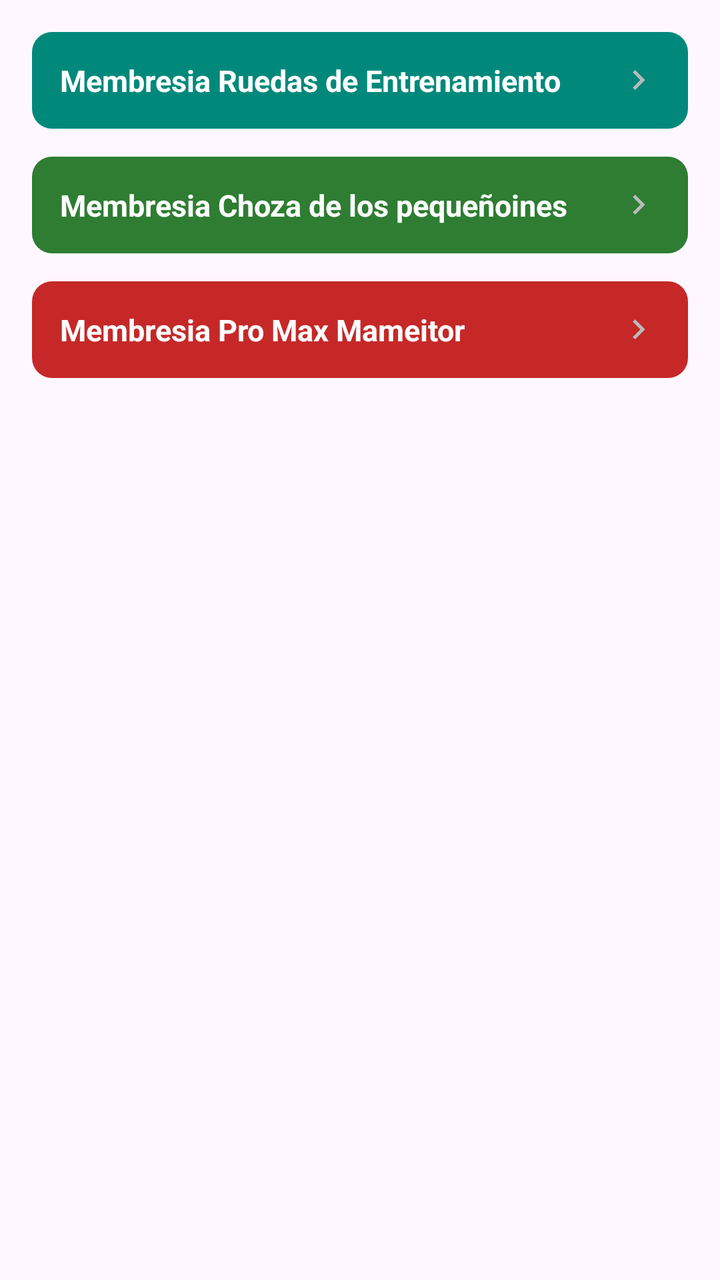
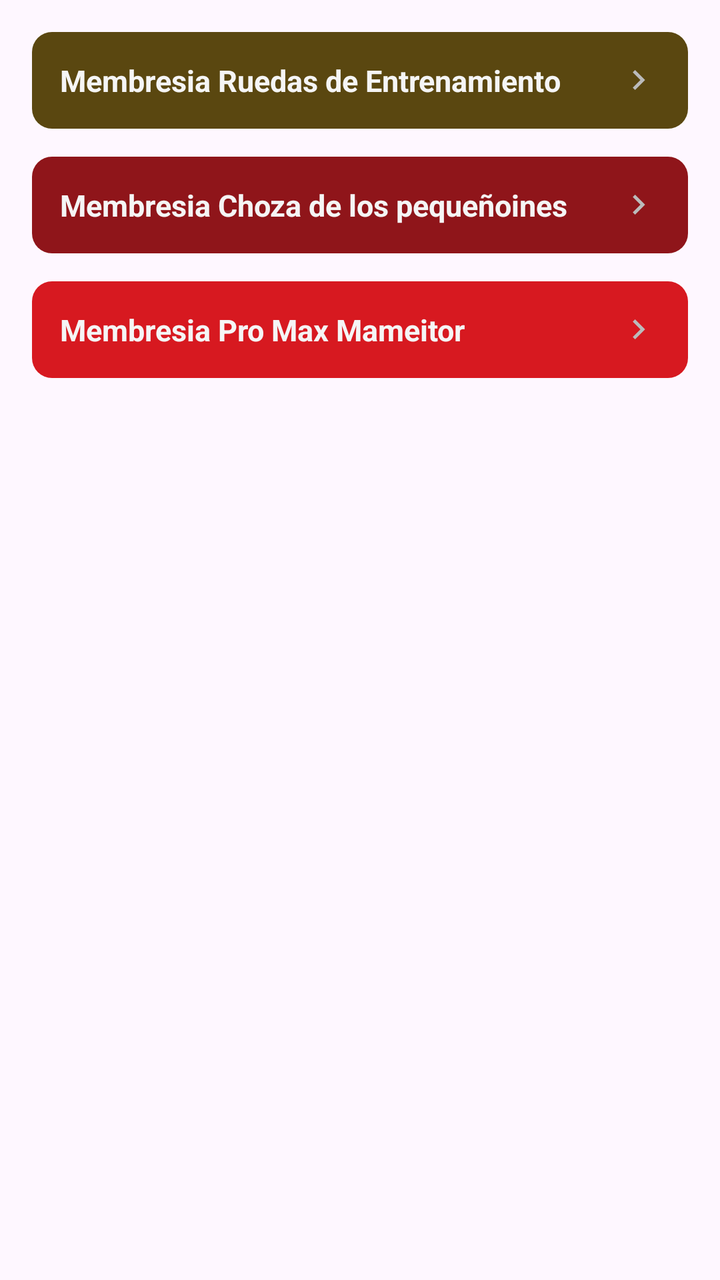

Before-and-after screenshots of an Android layout around one commit, followed by the original layout XML and the change that was made.
<!-- AndroidManifest.xml: application theme Theme.AppGYM -->
<!-- res/layout/membresias.xml -->
<?xml version="1.0" encoding="utf-8"?>
<androidx.constraintlayout.widget.ConstraintLayout xmlns:android="http://schemas.android.com/apk/res/android"
    xmlns:app="http://schemas.android.com/apk/res-auto"
    xmlns:tools="http://schemas.android.com/tools"
    android:id="@+id/main"
    android:layout_width="match_parent"
    android:layout_height="match_parent"
    tools:context=".Membresia">

    <ScrollView
        android:layout_width="match_parent"
        android:layout_height="match_parent">

        <LinearLayout
            android:layout_width="match_parent"
            android:layout_height="wrap_content"
            android:orientation="vertical"
            android:padding="16dp">

            
            
            
            <LinearLayout
                android:id="@+id/header_plan1"
                android:layout_width="match_parent"
                android:layout_height="wrap_content"
                android:orientation="horizontal"
                android:gravity="center_vertical"
                android:padding="14dp"
                android:background="@drawable/fondo_rueditas">

                <TextView
                    android:layout_width="0dp"
                    android:layout_height="wrap_content"
                    android:layout_weight="1"
                    android:text="Membresia Ruedas de Entrenamiento"
                    android:textColor="#FFFFFF"
                    android:textStyle="bold"
                    android:textSize="15sp"/>

                <ImageView
                    android:id="@+id/icono_flecha_plan1"
                    android:layout_width="20dp"
                    android:layout_height="20dp"
                    android:src="@drawable/ic_chevron_derecha"/>

            </LinearLayout>

            <LinearLayout
                android:id="@+id/body_plan1"
                android:layout_width="match_parent"
                android:layout_height="wrap_content"
                android:orientation="vertical"
                android:visibility="gone"
                android:padding="16dp">

                <TextView
                    android:layout_width="wrap_content"
                    android:layout_height="wrap_content"
                    android:text="Proxima Fecha de Renovacion: 21/01/2010"
                    android:textSize="14sp"
                    android:textColor="#000000"/>

                <View
                    android:layout_width="0dp"
                    android:layout_height="10dp"/>

                <TextView
                    android:layout_width="wrap_content"
                    android:layout_height="wrap_content"
                    android:text="Plan Actual: Premiun Pro Max Mameitor"
                    android:textSize="14sp"
                    android:textColor="#000000"/>

                <View
                    android:layout_width="0dp"
                    android:layout_height="14dp"/>

                <TextView
                    android:layout_width="wrap_content"
                    android:layout_height="wrap_content"
                    android:text="• Clases ilimitadas"
                    android:textSize="14sp"
                    android:textColor="#000000"/>

                <TextView
                    android:layout_width="wrap_content"
                    android:layout_height="wrap_content"
                    android:text="• Suplementos ilimitados"
                    android:textSize="14sp"
                    android:textColor="#000000"/>

                <View
                    android:layout_width="0dp"
                    android:layout_height="16dp"/>

                <LinearLayout
                    android:layout_width="wrap_content"
                    android:layout_height="wrap_content"
                    android:layout_gravity="center">

                    <TextView
                        android:layout_width="wrap_content"
                        android:layout_height="wrap_content"
                        android:text="Seleccionar Plan"
                        android:textColor="#FFFFFF"
                        android:textStyle="bold"
                        android:paddingStart="22dp"
                        android:paddingEnd="22dp"
                        android:paddingTop="10dp"
                        android:paddingBottom="10dp"
                        android:background="@drawable/fondo_rueditas"/>

                </LinearLayout>

            </LinearLayout>

            <View
                android:layout_width="0dp"
                android:layout_height="14dp"/>

            
            
            
            <LinearLayout
                android:id="@+id/header_plan2"
                android:layout_width="match_parent"
                android:layout_height="wrap_content"
                android:orientation="horizontal"
                android:gravity="center_vertical"
                android:padding="14dp"
                android:background="@drawable/fondo_choza">

                <TextView
                    android:layout_width="0dp"
                    android:layout_height="wrap_content"
                    android:layout_weight="1"
                    android:text="Membresia Choza de los pequeñoines"
                    android:textColor="#FFFFFF"
                    android:textStyle="bold"
                    android:textSize="15sp"/>

                <ImageView
                    android:id="@+id/icono_flecha_plan2"
                    android:layout_width="20dp"
                    android:layout_height="20dp"
                    android:src="@drawable/ic_chevron_derecha"/>

            </LinearLayout>

            <LinearLayout
                android:id="@+id/body_plan2"
                android:layout_width="match_parent"
                android:layout_height="wrap_content"
                android:orientation="vertical"
                android:visibility="gone"
                android:padding="16dp">

                <TextView
                    android:layout_width="wrap_content"
                    android:layout_height="wrap_content"
                    android:text="Proxima Fecha de Renovacion: 03/02/2010"
                    android:textSize="14sp"
                    android:textColor="#000000"/>

                <View
                    android:layout_width="0dp"
                    android:layout_height="10dp"/>

                <TextView
                    android:layout_width="wrap_content"
                    android:layout_height="wrap_content"
                    android:text="Plan Actual: Chosa de los pequeñoines"
                    android:textSize="14sp"
                    android:textColor="#000000"/>

                <View
                    android:layout_width="0dp"
                    android:layout_height="14dp"/>

                <TextView
                    android:layout_width="wrap_content"
                    android:layout_height="wrap_content"
                    android:text="• Suplementos ilimitados"
                    android:textSize="14sp"
                    android:textColor="#000000"/>

                <TextView
                    android:layout_width="wrap_content"
                    android:layout_height="wrap_content"
                    android:text="• Acceso a maquinas sin restriccion"
                    android:textSize="14sp"
                    android:textColor="#000000"/>

                <TextView
                    android:layout_width="wrap_content"
                    android:layout_height="wrap_content"
                    android:text="• Prioridad a reserva de clases"
                    android:textSize="14sp"
                    android:textColor="#000000"/>

                <View
                    android:layout_width="0dp"
                    android:layout_height="16dp"/>

                <LinearLayout
                    android:layout_width="wrap_content"
                    android:layout_height="wrap_content"
                    android:layout_gravity="center">

                    <TextView
                        android:layout_width="wrap_content"
                        android:layout_height="wrap_content"
                        android:text="Ver Membresias"
                        android:textColor="#FFFFFF"
                        android:textStyle="bold"
                        android:paddingStart="22dp"
                        android:paddingEnd="22dp"
                        android:paddingTop="10dp"
                        android:paddingBottom="10dp"
                        android:background="@drawable/boton_rojo_registrar"/>

                </LinearLayout>

            </LinearLayout>

            <View
                android:layout_width="0dp"
                android:layout_height="14dp"/>

            
            
            
            <LinearLayout
                android:id="@+id/header_plan3"
                android:layout_width="match_parent"
                android:layout_height="wrap_content"
                android:orientation="horizontal"
                android:gravity="center_vertical"
                android:padding="14dp"
                android:background="@drawable/fondo_mameitor">

                <TextView
                    android:layout_width="0dp"
                    android:layout_height="wrap_content"
                    android:layout_weight="1"
                    android:text="Membresia Pro Max Mameitor"
                    android:textColor="#FFFFFF"
                    android:textStyle="bold"
                    android:textSize="15sp"/>

                <ImageView
                    android:id="@+id/icono_flecha_plan3"
                    android:layout_width="20dp"
                    android:layout_height="20dp"
                    android:src="@drawable/ic_chevron_derecha"/>

            </LinearLayout>

            <LinearLayout
                android:id="@+id/body_plan3"
                android:layout_width="match_parent"
                android:layout_height="wrap_content"
                android:orientation="vertical"
                android:visibility="gone"
                android:padding="16dp">

                <TextView
                    android:layout_width="wrap_content"
                    android:layout_height="wrap_content"
                    android:text="Proxima Fecha de Renovacion: 21/01/2010"
                    android:textSize="14sp"
                    android:textColor="#000000"/>

                <View
                    android:layout_width="0dp"
                    android:layout_height="10dp"/>

                <TextView
                    android:layout_width="wrap_content"
                    android:layout_height="wrap_content"
                    android:text="Plan Actual: Premiun Pro Max Mameitor"
                    android:textSize="14sp"
                    android:textColor="#000000"/>

                <View
                    android:layout_width="0dp"
                    android:layout_height="14dp"/>

                <TextView
                    android:layout_width="wrap_content"
                    android:layout_height="wrap_content"
                    android:text="• Clases ilimitadas"
                    android:textSize="14sp"
                    android:textColor="#000000"/>

                <TextView
                    android:layout_width="wrap_content"
                    android:layout_height="wrap_content"
                    android:text="• Suplementos ilimitados"
                    android:textSize="14sp"
                    android:textColor="#000000"/>

                <TextView
                    android:layout_width="wrap_content"
                    android:layout_height="wrap_content"
                    android:text="• Acceso a maquinas sin restriccion"
                    android:textSize="14sp"
                    android:textColor="#000000"/>

                <TextView
                    android:layout_width="wrap_content"
                    android:layout_height="wrap_content"
                    android:text="• Prioridad a reserva de clases"
                    android:textSize="14sp"
                    android:textColor="#000000"/>

                <View
                    android:layout_width="0dp"
                    android:layout_height="16dp"/>

                <LinearLayout
                    android:layout_width="wrap_content"
                    android:layout_height="wrap_content"
                    android:layout_gravity="center">

                    <TextView
                        android:layout_width="wrap_content"
                        android:layout_height="wrap_content"
                        android:text="Seleccionar Plan"
                        android:textColor="#FFFFFF"
                        android:textStyle="bold"
                        android:paddingStart="22dp"
                        android:paddingEnd="22dp"
                        android:paddingTop="10dp"
                        android:paddingBottom="10dp"
                        android:background="@drawable/fondo_boton"/>

                </LinearLayout>

            </LinearLayout>

            <View
                android:layout_width="0dp"
                android:layout_height="20dp"/>

        </LinearLayout>

    </ScrollView>

</androidx.constraintlayout.widget.ConstraintLayout>
<!-- resources referenced by this layout -->
<resources>
  <!-- drawable boton_rojo_registrar (drawable) -->
  <?xml version="1.0" encoding="utf-8"?>
  <shape xmlns:android="http://schemas.android.com/apk/res/android"
      android:shape="rectangle">
  
      <gradient
          android:angle="270"
          android:startColor="#D32F2F"
          android:endColor="#B71C1C"/>
  
      <corners android:radius="10dp"/>
  
  </shape>
  <!-- drawable fondo_boton (drawable) -->
  <?xml version="1.0" encoding="utf-8"?>
  <shape xmlns:android="http://schemas.android.com/apk/res/android"
      android:shape="rectangle">
  
      <solid android:color="#FF0000" />
  
      <corners android:radius="10dp" />
  
  </shape>
  <!-- drawable fondo_choza (drawable) -->
  <?xml version="1.0" encoding="utf-8"?>
  <shape xmlns:android="http://schemas.android.com/apk/res/android"
      android:shape="rectangle">
      <solid android:color="#2E7D32"/>
      <corners android:radius="10dp"/>
  </shape>
  <!-- drawable fondo_mameitor (drawable) -->
  <?xml version="1.0" encoding="utf-8"?>
  <shape xmlns:android="http://schemas.android.com/apk/res/android"
      android:shape="rectangle">
      <solid android:color="#C62828"/>
      <corners android:radius="10dp"/>
  </shape>
  <!-- drawable fondo_rueditas (drawable) -->
  <?xml version="1.0" encoding="utf-8"?>
  <shape xmlns:android="http://schemas.android.com/apk/res/android"
      android:shape="rectangle">
      <solid android:color="#00897B"/>
      <corners android:radius="10dp"/>
  </shape>
  <!-- drawable ic_chevron_derecha (drawable) -->
  <vector xmlns:android="http://schemas.android.com/apk/res/android"
      android:width="16dp"
      android:height="16dp"
      android:viewportWidth="24"
      android:viewportHeight="24">
  
      <path
          android:fillColor="#BBBBBB"
          android:pathData="M9,6l6,6l-6,6l-1.4,-1.4l4.6,-4.6l-4.6,-4.6z"/>
  
  </vector>
  <style name="Theme.AppGYM" parent="Base.Theme.AppGYM" />
  <style name="Base.Theme.AppGYM" parent="Theme.Material3.DayNight.NoActionBar">
          
          
      </style>
</resources>

<!-- the commit's change to res/layout/membresias.xml (unified diff, before → after) -->
@@ -34,7 +34,7 @@
                     android:layout_height="wrap_content"
                     android:layout_weight="1"
                     android:text="Membresia Ruedas de Entrenamiento"
-                    android:textColor="#FFFFFF"
+                    android:textColor="@color/text_primary"
                     android:textStyle="bold"
                     android:textSize="15sp"/>
 
@@ -59,7 +59,7 @@
                     android:layout_height="wrap_content"
                     android:text="Proxima Fecha de Renovacion: 21/01/2010"
                     android:textSize="14sp"
-                    android:textColor="#000000"/>
+                    android:textColor="@color/text_primary"/>
 
                 <View
                     android:layout_width="0dp"
@@ -70,7 +70,7 @@
                     android:layout_height="wrap_content"
                     android:text="Plan Actual: Premiun Pro Max Mameitor"
                     android:textSize="14sp"
-                    android:textColor="#000000"/>
+                    android:textColor="@color/text_primary"/>
 
                 <View
                     android:layout_width="0dp"
@@ -81,14 +81,14 @@
                     android:layout_height="wrap_content"
                     android:text="• Clases ilimitadas"
                     android:textSize="14sp"
-                    android:textColor="#000000"/>
+                    android:textColor="@color/text_primary"/>
 
                 <TextView
                     android:layout_width="wrap_content"
                     android:layout_height="wrap_content"
                     android:text="• Suplementos ilimitados"
                     android:textSize="14sp"
-                    android:textColor="#000000"/>
+                    android:textColor="@color/text_primary"/>
 
                 <View
                     android:layout_width="0dp"
@@ -103,7 +103,7 @@
                         android:layout_width="wrap_content"
                         android:layout_height="wrap_content"
                         android:text="Seleccionar Plan"
-                        android:textColor="#FFFFFF"
+                        android:textColor="@color/text_primary"
                         android:textStyle="bold"
                         android:paddingStart="22dp"
                         android:paddingEnd="22dp"
@@ -136,7 +136,7 @@
                     android:layout_height="wrap_content"
                     android:layout_weight="1"
                     android:text="Membresia Choza de los pequeñoines"
-                    android:textColor="#FFFFFF"
+                    android:textColor="@color/text_primary"
                     android:textStyle="bold"
                     android:textSize="15sp"/>
 
@@ -161,7 +161,7 @@
                     android:layout_height="wrap_content"
                     android:text="Proxima Fecha de Renovacion: 03/02/2010"
                     android:textSize="14sp"
-                    android:textColor="#000000"/>
+                    android:textColor="@color/text_primary"/>
 
                 <View
                     android:layout_width="0dp"
@@ -172,7 +172,7 @@
                     android:layout_height="wrap_content"
                     android:text="Plan Actual: Chosa de los pequeñoines"
                     android:textSize="14sp"
-                    android:textColor="#000000"/>
+                    android:textColor="@color/text_primary"/>
 
                 <View
                     android:layout_width="0dp"
@@ -183,21 +183,21 @@
                     android:layout_height="wrap_content"
                     android:text="• Suplementos ilimitados"
                     android:textSize="14sp"
-                    android:textColor="#000000"/>
+                    android:textColor="@color/text_primary"/>
 
                 <TextView
                     android:layout_width="wrap_content"
                     android:layout_height="wrap_content"
                     android:text="• Acceso a maquinas sin restriccion"
                     android:textSize="14sp"
-                    android:textColor="#000000"/>
+                    android:textColor="@color/text_primary"/>
 
                 <TextView
                     android:layout_width="wrap_content"
                     android:layout_height="wrap_content"
                     android:text="• Prioridad a reserva de clases"
                     android:textSize="14sp"
-                    android:textColor="#000000"/>
+                    android:textColor="@color/text_primary"/>
 
                 <View
                     android:layout_width="0dp"
@@ -212,7 +212,7 @@
                         android:layout_width="wrap_content"
                         android:layout_height="wrap_content"
                         android:text="Ver Membresias"
-                        android:textColor="#FFFFFF"
+                        android:textColor="@color/text_primary"
                         android:textStyle="bold"
                         android:paddingStart="22dp"
                         android:paddingEnd="22dp"
@@ -245,7 +245,7 @@
                     android:layout_height="wrap_content"
                     android:layout_weight="1"
                     android:text="Membresia Pro Max Mameitor"
-                    android:textColor="#FFFFFF"
+                    android:textColor="@color/text_primary"
                     android:textStyle="bold"
                     android:textSize="15sp"/>
 
@@ -270,7 +270,7 @@
                     android:layout_height="wrap_content"
                     android:text="Proxima Fecha de Renovacion: 21/01/2010"
                     android:textSize="14sp"
-                    android:textColor="#000000"/>
+                    android:textColor="@color/text_primary"/>
 
                 <View
                     android:layout_width="0dp"
@@ -281,7 +281,7 @@
                     android:layout_height="wrap_content"
                     android:text="Plan Actual: Premiun Pro Max Mameitor"
                     android:textSize="14sp"
-                    android:textColor="#000000"/>
+                    android:textColor="@color/text_primary"/>
 
                 <View
                     android:layout_width="0dp"
@@ -292,28 +292,28 @@
                     android:layout_height="wrap_content"
                     android:text="• Clases ilimitadas"
                     android:textSize="14sp"
-                    android:textColor="#000000"/>
+                    android:textColor="@color/text_primary"/>
 
                 <TextView
                     android:layout_width="wrap_content"
                     android:layout_height="wrap_content"
                     android:text="• Suplementos ilimitados"
                     android:textSize="14sp"
-                    android:textColor="#000000"/>
+                    android:textColor="@color/text_primary"/>
 
                 <TextView
                     android:layout_width="wrap_content"
                     android:layout_height="wrap_content"
                     android:text="• Acceso a maquinas sin restriccion"
                     android:textSize="14sp"
-                    android:textColor="#000000"/>
+                    android:textColor="@color/text_primary"/>
 
                 <TextView
                     android:layout_width="wrap_content"
                     android:layout_height="wrap_content"
                     android:text="• Prioridad a reserva de clases"
                     android:textSize="14sp"
-                    android:textColor="#000000"/>
+                    android:textColor="@color/text_primary"/>
 
                 <View
                     android:layout_width="0dp"
@@ -328,7 +328,7 @@
                         android:layout_width="wrap_content"
                         android:layout_height="wrap_content"
                         android:text="Seleccionar Plan"
-                        android:textColor="#FFFFFF"
+                        android:textColor="@color/text_primary"
                         android:textStyle="bold"
                         android:paddingStart="22dp"
                         android:paddingEnd="22dp"
<!-- resource entries referenced after the edit -->
@@ -1,5 +1,6 @@
 <!-- resources referenced by this layout -->
 <resources>
+  <color name="text_primary">#F5F5F5</color>
   <!-- drawable boton_rojo_registrar (drawable) -->
   <?xml version="1.0" encoding="utf-8"?>
   <shape xmlns:android="http://schemas.android.com/apk/res/android"
@@ -7,8 +8,8 @@
   
       <gradient
           android:angle="270"
-          android:startColor="#D32F2F"
-          android:endColor="#B71C1C"/>
+          android:startColor="@color/accent_red"
+          android:endColor="@color/accent_red_dark"/>
   
       <corners android:radius="10dp"/>
   
@@ -18,7 +19,7 @@
   <shape xmlns:android="http://schemas.android.com/apk/res/android"
       android:shape="rectangle">
   
-      <solid android:color="#FF0000" />
+      <solid android:color="@color/accent_red" />
   
       <corners android:radius="10dp" />
   
@@ -27,21 +28,21 @@
   <?xml version="1.0" encoding="utf-8"?>
   <shape xmlns:android="http://schemas.android.com/apk/res/android"
       android:shape="rectangle">
-      <solid android:color="#2E7D32"/>
+      <solid android:color="@color/accent_red_dark"/>
       <corners android:radius="10dp"/>
   </shape>
   <!-- drawable fondo_mameitor (drawable) -->
   <?xml version="1.0" encoding="utf-8"?>
   <shape xmlns:android="http://schemas.android.com/apk/res/android"
       android:shape="rectangle">
-      <solid android:color="#C62828"/>
+      <solid android:color="@color/accent_red"/>
       <corners android:radius="10dp"/>
   </shape>
   <!-- drawable fondo_rueditas (drawable) -->
   <?xml version="1.0" encoding="utf-8"?>
   <shape xmlns:android="http://schemas.android.com/apk/res/android"
       android:shape="rectangle">
-      <solid android:color="#00897B"/>
+      <solid android:color="@color/accent_gold_dark"/>
       <corners android:radius="10dp"/>
   </shape>
   <!-- drawable ic_chevron_derecha (drawable) -->
@@ -57,6 +58,9 @@
   
   </vector>
   <style name="Theme.AppGYM" parent="Base.Theme.AppGYM" />
+  <color name="accent_red">#D71920</color>
+  <color name="accent_red_dark">#8F151A</color>
+  <color name="accent_gold_dark">#5A4710</color>
   <style name="Base.Theme.AppGYM" parent="Theme.Material3.DayNight.NoActionBar">
           
           
